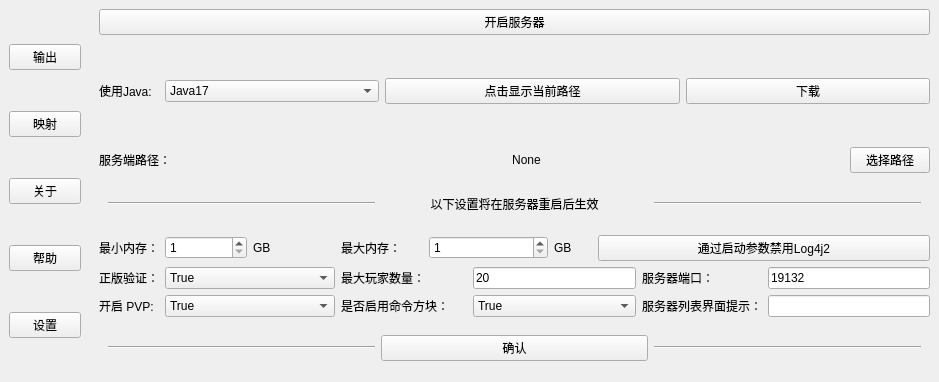
Before: the Qt Designer form kfq.ui in MojaveHao/MSL2-Python, drawn with Qt 5.
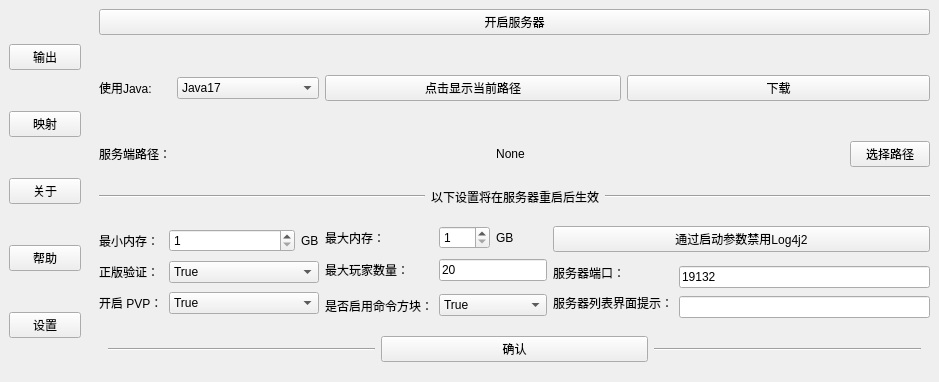
After: the same form once the commit is applied.

Commit message: 更新UI 修复了部分问题

```diff
--- a/kfq.ui
+++ b/kfq.ui
@@ -101,45 +101,228 @@
     <item row="0" column="1">
      <widget class="QWidget" name="widget_2" native="true">
       <layout class="QGridLayout" name="gridLayout_2">
-       <item row="7" column="15" colspan="3">
-        <widget class="QLineEdit" name="motd"/>
+       <item row="0" column="0" colspan="9">
+        <widget class="QPushButton" name="pbtn_start_server">
+         <property name="cursor">
+          <cursorShape>PointingHandCursor</cursorShape>
+         </property>
+         <property name="text">
+          <string>开启服务器</string>
+         </property>
+        </widget>
        </item>
-       <item row="3" column="0" colspan="2">
+       <item row="3" column="8">
+        <widget class="QPushButton" name="pbtn_select_path">
+         <property name="cursor">
+          <cursorShape>PointingHandCursor</cursorShape>
+         </property>
+         <property name="text">
+          <string>选择路径</string>
+         </property>
+        </widget>
+       </item>
+       <item row="6" column="3" rowspan="2">
+        <widget class="QWidget" name="widget_6" native="true">
+         <layout class="QGridLayout" name="gridLayout_4">
+          <property name="leftMargin">
+           <number>0</number>
+          </property>
+          <property name="topMargin">
+           <number>0</number>
+          </property>
+          <property name="rightMargin">
+           <number>0</number>
+          </property>
+          <property name="bottomMargin">
+           <number>0</number>
+          </property>
+          <item row="0" column="3">
+           <widget class="QSpinBox" name="max_ram">
+            <property name="minimum">
+             <number>1</number>
+            </property>
+            <property name="maximum">
+             <number>256</number>
+            </property>
+           </widget>
+          </item>
+          <item row="0" column="4">
+           <widget class="QLabel" name="n_5">
+            <property name="text">
+             <string>GB</string>
+            </property>
+           </widget>
+          </item>
+          <item row="3" column="0" rowspan="2" colspan="3">
+           <widget class="QLabel" name="n_11">
+            <property name="sizePolicy">
+             <sizepolicy hsizetype="Maximum" vsizetype="Preferred">
+              <horstretch>0</horstretch>
+              <verstretch>0</verstretch>
+             </sizepolicy>
+            </property>
+            <property name="text">
+             <string>是否启用命令方块：</string>
+            </property>
+            <property name="alignment">
+             <set>Qt::AlignLeading|Qt::AlignLeft|Qt::AlignVCenter</set>
+            </property>
+           </widget>
+          </item>
+          <item row="1" column="0" rowspan="2" colspan="3">
+           <widget class="QLabel" name="n_6">
+            <property name="sizePolicy">
+             <sizepolicy hsizetype="Maximum" vsizetype="Preferred">
+              <horstretch>0</horstretch>
+              <verstretch>0</verstretch>
+             </sizepolicy>
+            </property>
+            <property name="text">
+             <string>最大玩家数量：</string>
+            </property>
+            <property name="alignment">
+             <set>Qt::AlignLeading|Qt::AlignLeft|Qt::AlignVCenter</set>
+            </property>
+           </widget>
+          </item>
+          <item row="1" column="3" rowspan="2" colspan="2">
+           <widget class="QLineEdit" name="max_player">
+            <property name="text">
+             <string>20</string>
+            </property>
+           </widget>
+          </item>
+          <item row="3" column="3" rowspan="2" colspan="2">
+           <widget class="QComboBox" name="cbox_command_block">
+            <property name="cursor">
+             <cursorShape>PointingHandCursor</cursorShape>
+            </property>
+            <item>
+             <property name="text">
+              <string>True</string>
+             </property>
+            </item>
+            <item>
+             <property name="text">
+              <string>False</string>
+             </property>
+            </item>
+           </widget>
+          </item>
+          <item row="0" column="0" colspan="3">
+           <widget class="QLabel" name="n_4">
+            <property name="sizePolicy">
+             <sizepolicy hsizetype="Maximum" vsizetype="Preferred">
+              <horstretch>0</horstretch>
+              <verstretch>0</verstretch>
+             </sizepolicy>
+            </property>
+            <property name="text">
+             <string>最大内存：</string>
+            </property>
+            <property name="alignment">
+             <set>Qt::AlignLeading|Qt::AlignLeft|Qt::AlignVCenter</set>
+            </property>
+           </widget>
+          </item>
+         </layout>
+        </widget>
+       </item>
+       <item row="1" column="0" rowspan="2">
+        <widget class="QLabel" name="n_8">
+         <property name="text">
+          <string>使用Java:</string>
+         </property>
+        </widget>
+       </item>
+       <item row="6" column="4" rowspan="2" colspan="5">
+        <widget class="QWidget" name="widget_7" native="true">
+         <layout class="QGridLayout" name="gridLayout_5">
+          <property name="leftMargin">
+           <number>0</number>
+          </property>
+          <property name="topMargin">
+           <number>0</number>
+          </property>
+          <property name="rightMargin">
+           <number>0</number>
+          </property>
+          <property name="bottomMargin">
+           <number>0</number>
+          </property>
+          <item row="0" column="0" colspan="3">
+           <widget class="QPushButton" name="pbtn_dis_log4j2">
+            <property name="cursor">
+             <cursorShape>PointingHandCursor</cursorShape>
+            </property>
+            <property name="text">
+             <string>通过启动参数禁用Log4j2</string>
+            </property>
+           </widget>
+          </item>
+          <item row="3" column="2" rowspan="2">
+           <widget class="QLineEdit" name="motd"/>
+          </item>
+          <item row="2" column="2">
+           <widget class="QLineEdit" name="server_port">
+            <property name="text">
+             <string>19132</string>
+            </property>
+           </widget>
+          </item>
+          <item row="1" column="0" rowspan="2">
+           <widget class="QLabel" name="n_9">
+            <property name="sizePolicy">
+             <sizepolicy hsizetype="Maximum" vsizetype="Preferred">
+              <horstretch>0</horstretch>
+              <verstretch>0</verstretch>
+             </sizepolicy>
+            </property>
+            <property name="text">
+             <string>服务器端口：</string>
+            </property>
+            <property name="alignment">
+             <set>Qt::AlignRight|Qt::AlignTrailing|Qt::AlignVCenter</set>
+            </property>
+           </widget>
+          </item>
+          <item row="3" column="0" colspan="2">
+           <widget class="QLabel" name="n_12">
+            <property name="sizePolicy">
+             <sizepolicy hsizetype="Maximum" vsizetype="Preferred">
+              <horstretch>0</horstretch>
+              <verstretch>0</verstretch>
+             </sizepolicy>
+            </property>
+            <property name="text">
+             <string>服务器列表界面提示：</string>
+            </property>
+            <property name="alignment">
+             <set>Qt::AlignLeading|Qt::AlignLeft|Qt::AlignVCenter</set>
+            </property>
+           </widget>
+          </item>
+         </layout>
+        </widget>
+       </item>
+       <item row="1" column="5" rowspan="2" colspan="4">
+        <widget class="QPushButton" name="pbtn_download_server">
+         <property name="cursor">
+          <cursorShape>PointingHandCursor</cursorShape>
+         </property>
+         <property name="text">
+          <string>下载</string>
+         </property>
+        </widget>
+       </item>
+       <item row="3" column="0">
         <widget class="QLabel" name="n_1">
          <property name="text">
           <string>服务端路径：</string>
          </property>
         </widget>
        </item>
-       <item row="6" column="8" colspan="4">
-        <widget class="QLineEdit" name="max_player">
-         <property name="text">
-          <string>20</string>
-         </property>
-        </widget>
-       </item>
-       <item row="5" column="3">
-        <widget class="QLabel" name="label">
-         <property name="text">
-          <string>GB</string>
-         </property>
-        </widget>
-       </item>
-       <item row="6" column="15" colspan="3">
-        <widget class="QLineEdit" name="server_port">
-         <property name="text">
-          <string>19132</string>
-         </property>
-        </widget>
-       </item>
-       <item row="7" column="5" colspan="3">
-        <widget class="QLabel" name="n_11">
-         <property name="text">
-          <string>是否启用命令方块：</string>
-         </property>
-        </widget>
-       </item>
-       <item row="1" column="1" rowspan="2" colspan="5">
+       <item row="1" column="1" rowspan="2" colspan="2">
         <widget class="QComboBox" name="cbox_using_java">
          <property name="cursor">
           <cursorShape>PointingHandCursor</cursorShape>
@@ -166,15 +349,198 @@
          </item>
         </widget>
        </item>
-       <item row="5" column="10">
-        <widget class="QLabel" name="n_5">
+       <item row="4" column="0" colspan="9">
+        <widget class="QWidget" name="widget_4" native="true">
+         <property name="styleSheet">
+          <string notr="true">Line{background-color: rgb(66, 66, 66);border:none;}</string>
+         </property>
+         <layout class="QHBoxLayout" name="horizontalLayout_2">
+          <property name="leftMargin">
+           <number>0</number>
+          </property>
+          <property name="topMargin">
+           <number>0</number>
+          </property>
+          <property name="rightMargin">
+           <number>0</number>
+          </property>
+          <property name="bottomMargin">
+           <number>0</number>
+          </property>
+          <item>
+           <widget class="Line" name="line_2">
+            <property name="styleSheet">
+             <string notr="true"/>
+            </property>
+            <property name="orientation">
+             <enum>Qt::Horizontal</enum>
+            </property>
+           </widget>
+          </item>
+          <item>
+           <widget class="QLabel" name="n_13">
+            <property name="sizePolicy">
+             <sizepolicy hsizetype="Maximum" vsizetype="Preferred">
+              <horstretch>0</horstretch>
+              <verstretch>0</verstretch>
+             </sizepolicy>
+            </property>
+            <property name="text">
+             <string>以下设置将在服务器重启后生效</string>
+            </property>
+            <property name="alignment">
+             <set>Qt::AlignCenter</set>
+            </property>
+           </widget>
+          </item>
+          <item>
+           <widget class="Line" name="line">
+            <property name="orientation">
+             <enum>Qt::Horizontal</enum>
+            </property>
+           </widget>
+          </item>
+         </layout>
+        </widget>
+       </item>
+       <item row="3" column="1" colspan="7">
+        <widget class="QLabel" name="lb_path">
          <property name="text">
-          <string>GB</string>
+          <string>None</string>
          </property>
+         <property name="alignment">
+          <set>Qt::AlignCenter</set>
+         </property>
         </widget>
        </item>
-       <item row="8" column="0" colspan="18">
+       <item row="6" column="0" rowspan="2" colspan="3">
+        <widget class="QWidget" name="widget_5" native="true">
+         <layout class="QGridLayout" name="gridLayout_3">
+          <property name="leftMargin">
+           <number>0</number>
+          </property>
+          <property name="topMargin">
+           <number>0</number>
+          </property>
+          <property name="rightMargin">
+           <number>0</number>
+          </property>
+          <property name="bottomMargin">
+           <number>0</number>
+          </property>
+          <item row="2" column="0">
+           <widget class="QLabel" name="n_10">
+            <property name="sizePolicy">
+             <sizepolicy hsizetype="Maximum" vsizetype="Preferred">
+              <horstretch>0</horstretch>
+              <verstretch>0</verstretch>
+             </sizepolicy>
+            </property>
+            <property name="text">
+             <string>开启 PVP：</string>
+            </property>
+            <property name="alignment">
+             <set>Qt::AlignLeading|Qt::AlignLeft|Qt::AlignVCenter</set>
+            </property>
+           </widget>
+          </item>
+          <item row="0" column="0">
+           <widget class="QLabel" name="n_3">
+            <property name="sizePolicy">
+             <sizepolicy hsizetype="Maximum" vsizetype="Preferred">
+              <horstretch>0</horstretch>
+              <verstretch>0</verstretch>
+             </sizepolicy>
+            </property>
+            <property name="text">
+             <string>最小内存：</string>
+            </property>
+            <property name="alignment">
+             <set>Qt::AlignLeading|Qt::AlignLeft|Qt::AlignVCenter</set>
+            </property>
+           </widget>
+          </item>
+          <item row="2" column="1" colspan="2">
+           <widget class="QComboBox" name="cbox_pvp">
+            <property name="cursor">
+             <cursorShape>PointingHandCursor</cursorShape>
+            </property>
+            <item>
+             <property name="text">
+              <string>True</string>
+             </property>
+            </item>
+            <item>
+             <property name="text">
+              <string>False</string>
+             </property>
+            </item>
+           </widget>
+          </item>
+          <item row="1" column="0">
+           <widget class="QLabel" name="n_7">
+            <property name="sizePolicy">
+             <sizepolicy hsizetype="Maximum" vsizetype="Preferred">
+              <horstretch>0</horstretch>
+              <verstretch>0</verstretch>
+             </sizepolicy>
+            </property>
+            <property name="text">
+             <string>正版验证：</string>
+            </property>
+            <property name="alignment">
+             <set>Qt::AlignLeading|Qt::AlignLeft|Qt::AlignVCenter</set>
+            </property>
+           </widget>
+          </item>
+          <item row="0" column="1">
+           <widget class="QSpinBox" name="min_ram">
+            <property name="minimum">
+             <number>1</number>
+            </property>
+            <property name="maximum">
+             <number>256</number>
+            </property>
+           </widget>
+          </item>
+          <item row="0" column="2">
+           <widget class="QLabel" name="label">
+            <property name="sizePolicy">
+             <sizepolicy hsizetype="Maximum" vsizetype="Preferred">
+              <horstretch>0</horstretch>
+              <verstretch>0</verstretch>
+             </sizepolicy>
+            </property>
+            <property name="text">
+             <string>GB</string>
+            </property>
+           </widget>
+          </item>
+          <item row="1" column="1" colspan="2">
+           <widget class="QComboBox" name="cbox_mojang">
+            <property name="cursor">
+             <cursorShape>PointingHandCursor</cursorShape>
+            </property>
+            <item>
+             <property name="text">
+              <string>True</string>
+             </property>
+            </item>
+            <item>
+             <property name="text">
+              <string>False</string>
+             </property>
+            </item>
+           </widget>
+          </item>
+         </layout>
+        </widget>
+       </item>
+       <item row="8" column="0" colspan="9">
         <widget class="QWidget" name="widget_3" native="true">
+         <property name="styleSheet">
+          <string notr="true">Line{background-color: rgb(66, 66, 66);border:none;}</string>
+         </property>
          <layout class="QHBoxLayout" name="horizontalLayout">
           <item>
            <widget class="Line" name="line_3">
@@ -203,160 +569,7 @@
          </layout>
         </widget>
        </item>
-       <item row="6" column="12" colspan="3">
-        <widget class="QLabel" name="n_9">
-         <property name="text">
-          <string>服务器端口：</string>
-         </property>
-        </widget>
-       </item>
-       <item row="1" column="13" rowspan="2" colspan="5">
-        <widget class="QPushButton" name="pbtn_download_server">
-         <property name="cursor">
-          <cursorShape>PointingHandCursor</cursorShape>
-         </property>
-         <property name="text">
-          <string>下载</string>
-         </property>
-        </widget>
-       </item>
-       <item row="5" column="7" colspan="3">
-        <widget class="QSpinBox" name="max_ram">
-         <property name="minimum">
-          <number>1</number>
-         </property>
-         <property name="maximum">
-          <number>256</number>
-         </property>
-        </widget>
-       </item>
-       <item row="7" column="1" colspan="4">
-        <widget class="QComboBox" name="cbox_pvp">
-         <property name="cursor">
-          <cursorShape>PointingHandCursor</cursorShape>
-         </property>
-         <item>
-          <property name="text">
-           <string>True</string>
-          </property>
-         </item>
-         <item>
-          <property name="text">
-           <string>False</string>
-          </property>
-         </item>
-        </widget>
-       </item>
-       <item row="7" column="0">
-        <widget class="QLabel" name="n_10">
-         <property name="text">
-          <string>开启 PVP:</string>
-         </property>
-        </widget>
-       </item>
-       <item row="3" column="2" colspan="15">
-        <widget class="QLabel" name="lb_path">
-         <property name="text">
-          <string>None</string>
-         </property>
-         <property name="alignment">
-          <set>Qt::AlignCenter</set>
-         </property>
-        </widget>
-       </item>
-       <item row="7" column="12" colspan="3">
-        <widget class="QLabel" name="n_12">
-         <property name="text">
-          <string>服务器列表界面提示：</string>
-         </property>
-        </widget>
-       </item>
-       <item row="5" column="11" colspan="7">
-        <widget class="QPushButton" name="pbtn_dis_log4j2">
-         <property name="cursor">
-          <cursorShape>PointingHandCursor</cursorShape>
-         </property>
-         <property name="text">
-          <string>通过启动参数禁用Log4j2</string>
-         </property>
-        </widget>
-       </item>
-       <item row="5" column="5" colspan="2">
-        <widget class="QLabel" name="n_4">
-         <property name="text">
-          <string>最大内存：</string>
-         </property>
-        </widget>
-       </item>
-       <item row="1" column="0" rowspan="2">
-        <widget class="QLabel" name="n_8">
-         <property name="text">
-          <string>使用Java:</string>
-         </property>
-        </widget>
-       </item>
-       <item row="3" column="17">
-        <widget class="QPushButton" name="pbtn_select_path">
-         <property name="cursor">
-          <cursorShape>PointingHandCursor</cursorShape>
-         </property>
-         <property name="text">
-          <string>选择路径</string>
-         </property>
-        </widget>
-       </item>
-       <item row="5" column="1" colspan="2">
-        <widget class="QSpinBox" name="min_ram">
-         <property name="minimum">
-          <number>1</number>
-         </property>
-         <property name="maximum">
-          <number>256</number>
-         </property>
-        </widget>
-       </item>
-       <item row="5" column="0">
-        <widget class="QLabel" name="n_3">
-         <property name="text">
-          <string>最小内存：</string>
-         </property>
-        </widget>
-       </item>
-       <item row="6" column="5" colspan="3">
-        <widget class="QLabel" name="n_6">
-         <property name="text">
-          <string>最大玩家数量：</string>
-         </property>
-        </widget>
-       </item>
-       <item row="7" column="8" colspan="4">
-        <widget class="QComboBox" name="cbox_command_block">
-         <property name="cursor">
-          <cursorShape>PointingHandCursor</cursorShape>
-         </property>
-         <item>
-          <property name="text">
-           <string>True</string>
-          </property>
-         </item>
-         <item>
-          <property name="text">
-           <string>False</string>
-          </property>
-         </item>
-        </widget>
-       </item>
-       <item row="0" column="0" colspan="18">
-        <widget class="QPushButton" name="pbtn_start_server">
-         <property name="cursor">
-          <cursorShape>PointingHandCursor</cursorShape>
-         </property>
-         <property name="text">
-          <string>开启服务器</string>
-         </property>
-        </widget>
-       </item>
-       <item row="1" column="6" rowspan="2" colspan="7">
+       <item row="1" column="3" rowspan="2" colspan="2">
         <widget class="QPushButton" name="pbtn_show_java_path">
          <property name="cursor">
           <cursorShape>PointingHandCursor</cursorShape>
@@ -366,60 +579,6 @@
          </property>
         </widget>
        </item>
-       <item row="6" column="0">
-        <widget class="QLabel" name="n_7">
-         <property name="text">
-          <string>正版验证：</string>
-         </property>
-        </widget>
-       </item>
-       <item row="6" column="1" colspan="4">
-        <widget class="QComboBox" name="cbox_mojang">
-         <property name="cursor">
-          <cursorShape>PointingHandCursor</cursorShape>
-         </property>
-         <item>
-          <property name="text">
-           <string>True</string>
-          </property>
-         </item>
-         <item>
-          <property name="text">
-           <string>False</string>
-          </property>
-         </item>
-        </widget>
-       </item>
-       <item row="4" column="0" colspan="18">
-        <widget class="QWidget" name="widget_4" native="true">
-         <layout class="QHBoxLayout" name="horizontalLayout_2">
-          <item>
-           <widget class="Line" name="line_2">
-            <property name="orientation">
-             <enum>Qt::Horizontal</enum>
-            </property>
-           </widget>
-          </item>
-          <item>
-           <widget class="QLabel" name="n_13">
-            <property name="text">
-             <string>以下设置将在服务器重启后生效</string>
-            </property>
-            <property name="alignment">
-             <set>Qt::AlignCenter</set>
-            </property>
-           </widget>
-          </item>
-          <item>
-           <widget class="Line" name="line">
-            <property name="orientation">
-             <enum>Qt::Horizontal</enum>
-            </property>
-           </widget>
-          </item>
-         </layout>
-        </widget>
-       </item>
       </layout>
      </widget>
     </item>
```
The commit also changes 1 other file.
